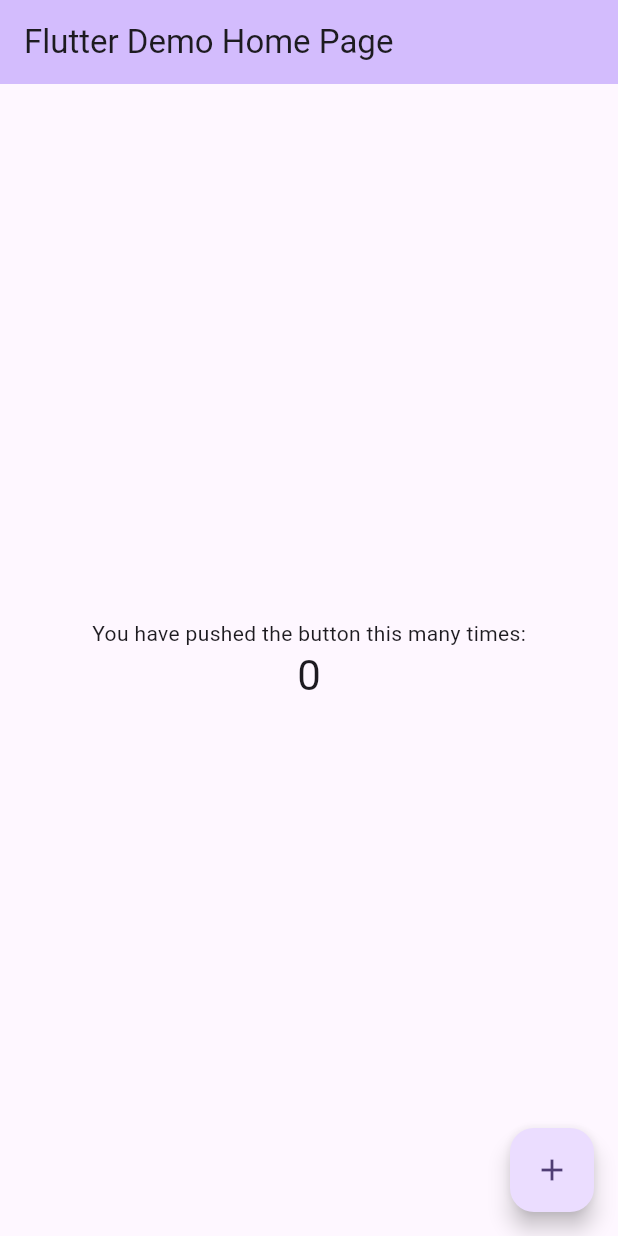
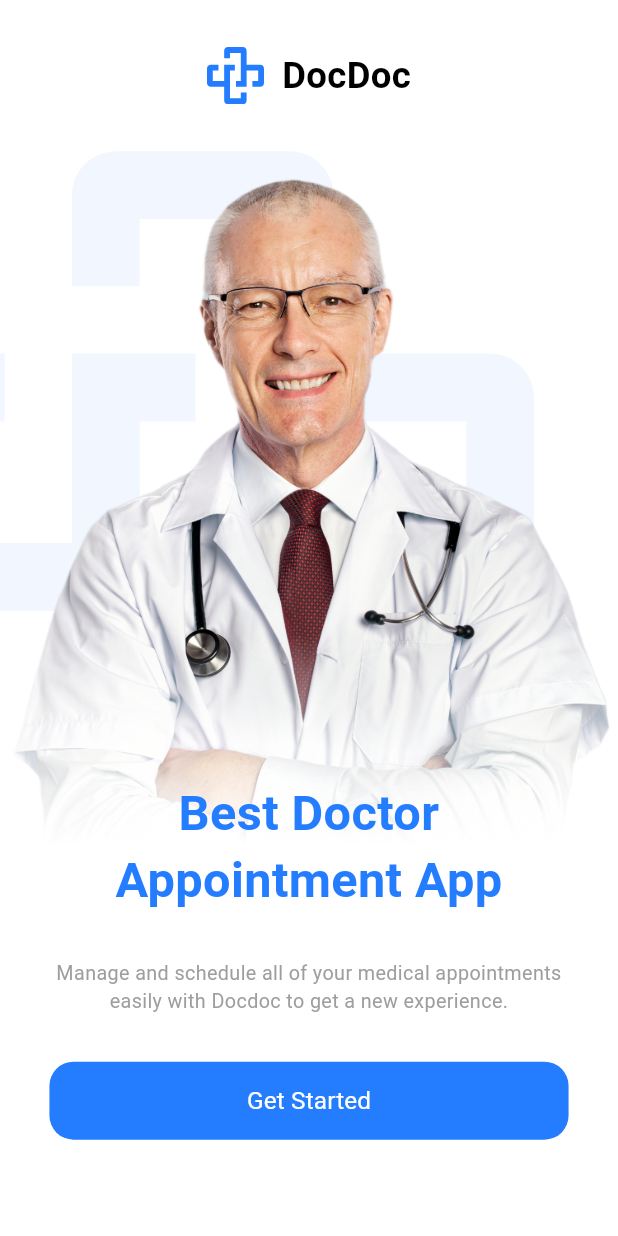
Before and after one commit to iMohamedAhmed195/flutter_advanced_project, a Flutter app: the screen it shows after launch, on a phone screen of 412 x 824 dp. Run offline on Flutter 3.47's test engine with Material 3 defaults, Android fonts, the phone set to English and light mode, and no system bars; our stand-ins replace flutter_screenutil, flutter_svg.

Commit message:
-- added flutter svg --added flutter screen util -- make a file for doc app client -- added navigation extension --added routing folder that contains class and routing file --added empty login screen --added onboarding screen

```diff
--- /dev/null
+++ b/lib/core/helpers/extentions.dart
@@ -0,0 +1,17 @@
+import 'package:flutter/cupertino.dart';
+import 'package:flutter/material.dart';
+
+extension Navigation on BuildContext{
+
+
+    Future<dynamic> pushNamed(String routeName,{Object? arguments}){
+       return Navigator.of(this).pushNamed(routeName,arguments: arguments);
+    }
+    Future<dynamic> pushReplacementNamed(String routeName,{Object? arguments}){
+      return Navigator.of(this).pushReplacementNamed(routeName,arguments: arguments);
+    }
+    Future<dynamic> pushNamedAndRemoveUntil(String routeName,{Object? arguments ,required RoutePredicate predicate}){
+      return Navigator.of(this).pushNamedAndRemoveUntil(routeName,predicate,arguments: arguments);
+    }
+    void pop()=>Navigator.of(this).pop();
+}
--- /dev/null
+++ b/lib/core/routing/app_router.dart
@@ -0,0 +1,22 @@
+import 'package:flutter/material.dart';
+import 'package:omar_advanced/core/routing/routes.dart';
+import 'package:omar_advanced/features/login/ui/widgets/login_screen.dart';
+import 'package:omar_advanced/features/onboarding/onboarding_screen.dart';
+
+class AppRouter{
+  Route generateRoute(RouteSettings settings){
+    final arguments = settings.arguments;
+    switch(settings.name){
+      case Routes.onBoardingScreen:
+        return MaterialPageRoute(builder: (_)=> const OnboardingScreen());
+      case Routes.loginScreen:
+        return MaterialPageRoute(builder: (_)=> const LoginScreen());
+      default:
+        return MaterialPageRoute(builder: (_)=>  Scaffold(
+          body: Center(
+            child: Text('No route defined for ${settings.name}'),
+          ),
+        ));
+    }
+  }
+}
--- /dev/null
+++ b/lib/core/routing/routes.dart
@@ -0,0 +1,4 @@
+class Routes{
+  static const String onBoardingScreen = '/onBoardingScreen';
+  static const String loginScreen = '/loginScreen';
+}
--- /dev/null
+++ b/lib/core/theming/colors.dart
@@ -0,0 +1,6 @@
+import 'package:flutter/material.dart';
+
+class ColorManager{
+   static const Color primaryColor=Color(0xff247CFF);
+   static const Color greyColor=Color(0xff9E9E9E);
+}
--- /dev/null
+++ b/lib/core/theming/styles.dart
@@ -0,0 +1,22 @@
+import 'package:flutter/material.dart';
+import 'package:flutter_screenutil/flutter_screenutil.dart';
+import 'package:omar_advanced/core/theming/colors.dart';
+
+class TextStyles{
+  static TextStyle font24Black700Weight = TextStyle(
+     fontSize:24.sp,
+    fontWeight: FontWeight.w700,
+    color: Colors.black
+  );
+
+  static TextStyle font13GreyRegular = TextStyle(
+      fontSize:13.sp,
+      fontWeight: FontWeight.normal,
+      color: ColorManager.greyColor
+  );
+  static TextStyle font16WhiteSemiBold = TextStyle(
+      fontSize:16.sp,
+      fontWeight: FontWeight.normal,
+      color: Colors.white
+  );
+}
--- /dev/null
+++ b/lib/doc_app.dart
@@ -0,0 +1,29 @@
+import 'package:flutter/material.dart';
+import 'package:flutter_screenutil/flutter_screenutil.dart';
+import 'package:omar_advanced/core/routing/app_router.dart';
+import 'package:omar_advanced/core/routing/routes.dart';
+import 'package:omar_advanced/core/theming/colors.dart';
+
+class DocApp extends StatelessWidget {
+  final AppRouter appRouter ;
+  const DocApp({super.key, required this.appRouter});
+
+  @override
+  Widget build(BuildContext context) {
+    return ScreenUtilInit(
+      designSize: const Size(375, 812),
+      minTextAdapt: true,
+      splitScreenMode: true,
+      child: MaterialApp(
+        title: 'Doc App',
+        theme: ThemeData(
+          primaryColor: ColorManager.primaryColor,
+          scaffoldBackgroundColor: Colors.white
+        ),
+        debugShowCheckedModeBanner: false,
+        initialRoute: Routes.onBoardingScreen,
+        onGenerateRoute: appRouter.generateRoute,
+      ),
+    );
+  }
+}
--- /dev/null
+++ b/lib/features/login/ui/widgets/login_screen.dart
@@ -0,0 +1,14 @@
+import 'package:flutter/material.dart';
+
+class LoginScreen extends StatelessWidget {
+  const LoginScreen({super.key});
+
+  @override
+  Widget build(BuildContext context) {
+    return Scaffold(
+      body: Center(
+        child: Text('LoginScreen'),
+      ),
+    );
+  }
+}
--- /dev/null
+++ b/lib/features/onboarding/onboarding_screen.dart
@@ -0,0 +1,44 @@
+import 'package:flutter/material.dart';
+import 'package:flutter_screenutil/flutter_screenutil.dart';
+import 'package:omar_advanced/core/theming/styles.dart';
+import 'package:omar_advanced/features/onboarding/widgets/doc_image_and_text.dart';
+import 'package:omar_advanced/features/onboarding/widgets/doc_logo_and_name.dart';
+import 'package:omar_advanced/features/onboarding/widgets/get_started_button.dart';
+
+class OnboardingScreen extends StatelessWidget {
+  const OnboardingScreen({super.key});
+
+  @override
+  Widget build(BuildContext context) {
+    return  Scaffold(
+      body: SafeArea(
+        child: SingleChildScrollView(
+          child: Padding(
+            padding: EdgeInsets.only(top: 30.h,bottom: 30.h),
+            child:  Column(
+              children: [
+                const DocLogoAndName(),
+                SizedBox(height: 30.h,),
+                const DoctorImageAndText(),
+                Padding(
+                  padding:  EdgeInsets.symmetric(horizontal: 30.w),
+                  child: Column(
+                    children: [
+                      Text(
+                          'Manage and schedule all of your medical appointments easily with Docdoc to get a new experience.',
+                          style: TextStyles.font13GreyRegular,
+                        textAlign: TextAlign.center,
+                      ),
+                      SizedBox(height: 30.h,),
+                       const GetStartedButton(),
+                    ],
+                  ),
+                )
+              ],
+            ),
+          ),
+        )
+      ),
+    );
+  }
+}
--- /dev/null
+++ b/lib/features/onboarding/widgets/doc_image_and_text.dart
@@ -0,0 +1,45 @@
+import 'package:flutter/material.dart';
+import 'package:flutter_screenutil/flutter_screenutil.dart';
+import 'package:flutter_svg/flutter_svg.dart';
+import 'package:omar_advanced/core/theming/colors.dart';
+
+class DoctorImageAndText extends StatelessWidget {
+  const DoctorImageAndText({super.key});
+
+  @override
+  Widget build(BuildContext context) {
+    return Stack(
+      children: [
+        SvgPicture.asset('assets/svgs/logo_opacity.svg'),
+        Container(
+          foregroundDecoration: BoxDecoration(
+            gradient: LinearGradient(colors: [
+              Colors.white,
+              Colors.white.withOpacity(0.0),
+            ],
+              begin: Alignment.bottomCenter,
+              end: Alignment.topCenter,
+              stops: const[0.14,0.4]
+            )
+          ),
+          child: Image.asset('assets/images/image_doctor.png'),
+        ),
+        Positioned(
+          left: 0,
+            right: 0,
+            bottom: 30,
+            child:Text(
+              'Best Doctor\nAppointment App',
+              textAlign: TextAlign.center,
+              style: TextStyle(
+                fontSize: 32.sp,
+                fontWeight: FontWeight.w700,
+                color: ColorManager.primaryColor,
+                height: 1.4
+              ),
+            )
+        )
+      ],
+    );
+  }
+}
--- /dev/null
+++ b/lib/features/onboarding/widgets/doc_logo_and_name.dart
@@ -0,0 +1,23 @@
+import 'package:flutter/material.dart';
+import 'package:flutter_screenutil/flutter_screenutil.dart';
+import 'package:flutter_svg/flutter_svg.dart';
+import 'package:omar_advanced/core/theming/styles.dart';
+
+class DocLogoAndName extends StatelessWidget {
+  const DocLogoAndName({super.key});
+
+  @override
+  Widget build(BuildContext context) {
+    return Row(
+      mainAxisAlignment: MainAxisAlignment.center,
+      children: [
+        SvgPicture.asset('assets/svgs/logo.svg'),
+        SizedBox(width: 10.w,),
+        Text(
+          'DocDoc',
+          style: TextStyles.font24Black700Weight,
+        )
+      ],
+    );
+  }
+}
--- /dev/null
+++ b/lib/features/onboarding/widgets/get_started_button.dart
@@ -0,0 +1,32 @@
+import 'package:flutter/material.dart';
+import 'package:omar_advanced/core/helpers/extentions.dart';
+import 'package:omar_advanced/core/routing/routes.dart';
+import 'package:omar_advanced/core/theming/colors.dart';
+import 'package:omar_advanced/core/theming/styles.dart';
+
+class GetStartedButton extends StatelessWidget {
+  const GetStartedButton({super.key});
+
+  @override
+  Widget build(BuildContext context) {
+    return TextButton(
+        onPressed: (){
+          context.pushNamed(Routes.loginScreen);
+        },
+      style: ButtonStyle(
+        backgroundColor: MaterialStateProperty.all(ColorManager.primaryColor),
+        tapTargetSize: MaterialTapTargetSize.shrinkWrap,
+        minimumSize: MaterialStateProperty.all(const Size(double.infinity, 52)),
+        shape: MaterialStateProperty.all(
+          RoundedRectangleBorder(
+            borderRadius: BorderRadius.circular(16)
+          )
+        )
+      ),
+        child: Text(
+          'Get Started',
+          style: TextStyles.font16WhiteSemiBold,
+        )
+    );
+  }
+}
--- a/lib/main.dart
+++ b/lib/main.dart
@@ -1,126 +1,9 @@
 import 'package:flutter/material.dart';
+import 'package:omar_advanced/core/routing/app_router.dart';
+import 'package:omar_advanced/doc_app.dart';
 
 void main() {
-  runApp(const MyApp());
+  runApp( DocApp(
+    appRouter: AppRouter(),
+  ));
 }
-
-class MyApp extends StatelessWidget {
-  const MyApp({super.key});
-
-  // This widget is the root of your application.
-  @override
-  Widget build(BuildContext context) {
-    return MaterialApp(
-      debugShowCheckedModeBanner: false,
-      title: 'Flutter Advanced Course',
-      theme: ThemeData(
-        // This is the theme of your application.
-        //
-        // TRY THIS: Try running your application with "flutter run". You'll see
-        // the application has a purple toolbar. Then, without quitting the app,
-        // try changing the seedColor in the colorScheme below to Colors.green
-        // and then invoke "hot reload" (save your changes or press the "hot
-        // reload" button in a Flutter-supported IDE, or press "r" if you used
-        // the command line to start the app).
-        //
-        // Notice that the counter didn't reset back to zero; the application
-        // state is not lost during the reload. To reset the state, use hot
-        // restart instead.
-        //
-        // This works for code too, not just values: Most code changes can be
-        // tested with just a hot reload.
-        colorScheme: ColorScheme.fromSeed(seedColor: Colors.deepPurple),
-        useMaterial3: true,
-      ),
-      home: const MyHomePage(title: 'Flutter Demo Home Page'),
-    );
-  }
-}
-
-class MyHomePage extends StatefulWidget {
-  const MyHomePage({super.key, required this.title});
-
-  // This widget is the home page of your application. It is stateful, meaning
-  // that it has a State object (defined below) that contains fields that affect
-  // how it looks.
-
-  // This class is the configuration for the state. It holds the values (in this
-  // case the title) provided by the parent (in this case the App widget) and
-  // used by the build method of the State. Fields in a Widget subclass are
-  // always marked "final".
-
-  final String title;
-
-  @override
-  State<MyHomePage> createState() => _MyHomePageState();
-}
-
-class _MyHomePageState extends State<MyHomePage> {
-  int _counter = 0;
-
-  void _incrementCounter() {
-    setState(() {
-      // This call to setState tells the Flutter framework that something has
-      // changed in this State, which causes it to rerun the build method below
-      // so that the display can reflect the updated values. If we changed
-      // _counter without calling setState(), then the build method would not be
-      // called again, and so nothing would appear to happen.
-      _counter++;
-    });
-  }
-
-  @override
-  Widget build(BuildContext context) {
-    // This method is rerun every time setState is called, for instance as done
-    // by the _incrementCounter method above.
-    //
-    // The Flutter framework has been optimized to make rerunning build methods
-    // fast, so that you can just rebuild anything that needs updating rather
-    // than having to individually change instances of widgets.
-    return Scaffold(
-      appBar: AppBar(
-        // TRY THIS: Try changing the color here to a specific color (to
-        // Colors.amber, perhaps?) and trigger a hot reload to see the AppBar
-        // change color while the other colors stay the same.
-        backgroundColor: Theme.of(context).colorScheme.inversePrimary,
-        // Here we take the value from the MyHomePage object that was created by
-        // the App.build method, and use it to set our appbar title.
-        title: Text(widget.title),
-      ),
-      body: Center(
-        // Center is a layout widget. It takes a single child and positions it
-        // in the middle of the parent.
-        child: Column(
-          // Column is also a layout widget. It takes a list of children and
-          // arranges them vertically. By default, it sizes itself to fit its
-          // children horizontally, and tries to be as tall as its parent.
-          //
-          // Column has various properties to control how it sizes itself and
-          // how it positions its children. Here we use mainAxisAlignment to
-          // center the children vertically; the main axis here is the vertical
-          // axis because Columns are vertical (the cross axis would be
-          // horizontal).
-          //
-          // TRY THIS: Invoke "debug painting" (choose the "Toggle Debug Paint"
-          // action in the IDE, or press "p" in the console), to see the
-          // wireframe for each widget.
-          mainAxisAlignment: MainAxisAlignment.center,
-          children: <Widget>[
-            const Text(
-              'You have pushed the button this many times:',
-            ),
-            Text(
-              '$_counter',
-              style: Theme.of(context).textTheme.headlineMedium,
-            ),
-          ],
-        ),
-      ),
-      floatingActionButton: FloatingActionButton(
-        onPressed: _incrementCounter,
-        tooltip: 'Increment',
-        child: const Icon(Icons.add),
-      ), // This trailing comma makes auto-formatting nicer for build methods.
-    );
-  }
-}
```
Also changed, not shown: pubspec.yaml (+7 -3 lines), assets/images/image_doctor.png (added), assets/svgs/logo.svg (added), assets/svgs/logo_opacity.svg (added), pubspec.lock, 1 other file.
